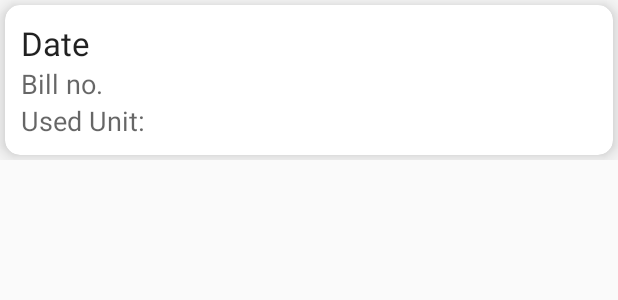
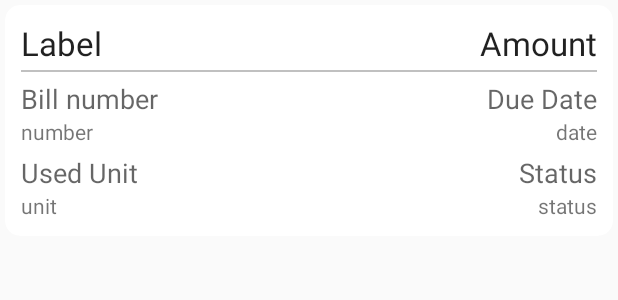
Before and after one commit to akshaykalola28/Online-Electricity-Billing-System, an Android app: the layout transaction_card.xml on its own in the app's theme, with its tools: preview values and no code run, on a phone screen of 412 x 824 dp. Shown: the top 300 px of the screen. Run offline under Robolectric (Android 15) with nearby library versions, the phone set to English and light mode, and no system bars.

Commit message:
bill details on customer side

```diff
--- a/app/src/main/java/example/akshay/onlinebillingsystem/GetDetailsActivity.java
+++ b/app/src/main/java/example/akshay/onlinebillingsystem/GetDetailsActivity.java
@@ -141,7 +141,7 @@ public class GetDetailsActivity extends Fragment {
                                                     billNo++;
                                                     billNoRef.child("bill_no").setValue(billNo);
 
-                                                    AddBill addBill = new AddBill(billNo, used_unit, final_amount);
+                                                    AddBill addBill = new AddBill(billNo, used_unit, final_amount, "pending");
                                                     mBillInfo.child(labelOfBillInfo()).setValue(addBill).addOnCompleteListener(new OnCompleteListener<Void>() {
                                                         @Override
                                                         public void onComplete(@NonNull Task<Void> task) {
--- a/app/src/main/res/drawable/side_nav_bar.xml
+++ b/app/src/main/res/drawable/side_nav_bar.xml
@@ -2,8 +2,7 @@
     android:shape="rectangle">
     <gradient
         android:angle="135"
-        android:centerColor="#7E57C2"
         android:endColor="#607D8B"
-        android:startColor="#EC407A"
+        android:startColor="#7E57C2"
         android:type="linear" />
 </shape>
--- a/app/src/main/res/layout/app_bar_customer.xml
+++ b/app/src/main/res/layout/app_bar_customer.xml
@@ -25,7 +25,8 @@
         android:id="@+id/customer_fragment"
         android:layout_width="match_parent"
         android:layout_below="@id/app_bar"
-        android:layout_height="match_parent" />
+        android:layout_height="match_parent"
+        android:background="@drawable/background_gradient"/>
 
     <!--<android.support.design.widget.FloatingActionButton
         android:id="@+id/fab"
--- a/app/src/main/res/layout/transaction_card.xml
+++ b/app/src/main/res/layout/transaction_card.xml
@@ -3,41 +3,108 @@
     android:layout_width="match_parent"
     android:layout_height="wrap_content">
 
-    <android.support.v7.widget.CardView
-        xmlns:card_view="http://schemas.android.com/apk/res-auto"
+    <android.support.v7.widget.CardView xmlns:card_view="http://schemas.android.com/apk/res-auto"
         android:layout_width="match_parent"
         android:layout_height="wrap_content"
         android:layout_margin="3dp"
         card_view:cardCornerRadius="10dp"
-        card_view:cardElevation="10dp"
         card_view:contentPadding="5dp">
 
-        <LinearLayout
+        <RelativeLayout
             android:layout_width="match_parent"
             android:layout_height="wrap_content"
-            android:orientation="vertical"
             android:padding="5dp">
 
             <TextView
                 android:id="@+id/bill_date"
+                android:layout_width="wrap_content"
+                android:layout_height="wrap_content"
+                android:gravity="top|start"
+                android:text="Label"
+                android:textAppearance="@style/Base.TextAppearance.AppCompat.Large" />
+
+            <TextView
+                android:id="@+id/bill_amount"
                 android:layout_width="match_parent"
                 android:layout_height="wrap_content"
-                android:text="Date"
+                android:gravity="top|end"
+                android:text="Amount"
                 android:textAppearance="@style/Base.TextAppearance.AppCompat.Large" />
+
+            <View
+                android:id="@+id/horizontal_line"
+                android:layout_below="@id/bill_date"
+                android:layout_width="fill_parent"
+                android:layout_height="1dp"
+                android:layout_marginTop="3dp"
+                android:background="#c0c0c0"/>
+
+            <TextView
+                android:id="@+id/bill_no_text"
+                android:layout_width="match_parent"
+                android:layout_height="wrap_content"
+                android:layout_below="@id/horizontal_line"
+                android:layout_marginTop="5dp"
+                android:text="Bill number"
+                android:textAppearance="@style/Base.TextAppearance.AppCompat.Medium" />
+
+            <TextView
+                android:id="@+id/due_date_text"
+                android:layout_width="match_parent"
+                android:layout_height="wrap_content"
+                android:layout_below="@id/horizontal_line"
+                android:layout_marginTop="5dp"
+                android:gravity="top|end"
+                android:text="Due Date"
+                android:textAppearance="@style/Base.TextAppearance.AppCompat.Medium" />
 
             <TextView
                 android:id="@+id/bill_no"
                 android:layout_width="match_parent"
                 android:layout_height="wrap_content"
-                android:text="Bill no."
+                android:layout_below="@id/bill_no_text"
+                android:text="number" />
+
+            <TextView
+                android:id="@+id/due_date"
+                android:layout_width="match_parent"
+                android:layout_height="wrap_content"
+                android:layout_below="@id/bill_no_text"
+                android:gravity="top|end"
+                android:text="date" />
+
+            <TextView
+                android:id="@+id/used_unit_text"
+                android:layout_width="match_parent"
+                android:layout_height="wrap_content"
+                android:layout_below="@id/bill_no"
+                android:layout_marginTop="5dp"
+                android:text="Used Unit"
+                android:textAppearance="@style/Base.TextAppearance.AppCompat.Medium" />
+
+            <TextView
+                android:layout_width="match_parent"
+                android:layout_height="wrap_content"
+                android:layout_below="@id/bill_no"
+                android:layout_marginTop="5dp"
+                android:gravity="top|end"
+                android:text="Status"
                 android:textAppearance="@style/Base.TextAppearance.AppCompat.Medium" />
 
             <TextView
                 android:id="@+id/used_unit"
                 android:layout_width="match_parent"
                 android:layout_height="wrap_content"
-                android:text="Used Unit:"
-                android:textAppearance="@style/Base.TextAppearance.AppCompat.Medium" />
-        </LinearLayout>
+                android:layout_below="@id/used_unit_text"
+                android:text="unit" />
+
+            <TextView
+                android:id="@+id/status"
+                android:layout_width="match_parent"
+                android:layout_height="wrap_content"
+                android:layout_below="@id/used_unit_text"
+                android:gravity="top|end"
+                android:text="status" />
+        </RelativeLayout>
     </android.support.v7.widget.CardView>
 </RelativeLayout>
```
Also changed, not shown: app/src/main/java/example/akshay/onlinebillingsystem/AddBill.java (+5 -3 lines), app/src/main/java/example/akshay/onlinebillingsystem/DetailAdapter.java (+23 -4 lines), app/src/main/res/drawable/button_background.xml (+8 -5 lines).
